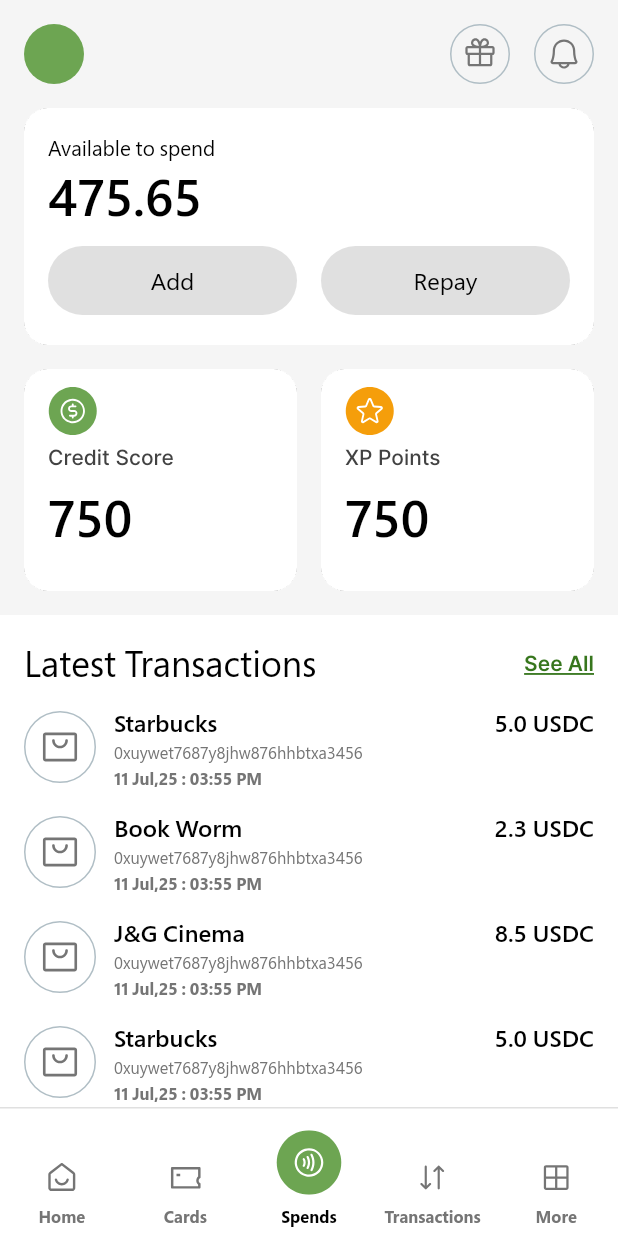
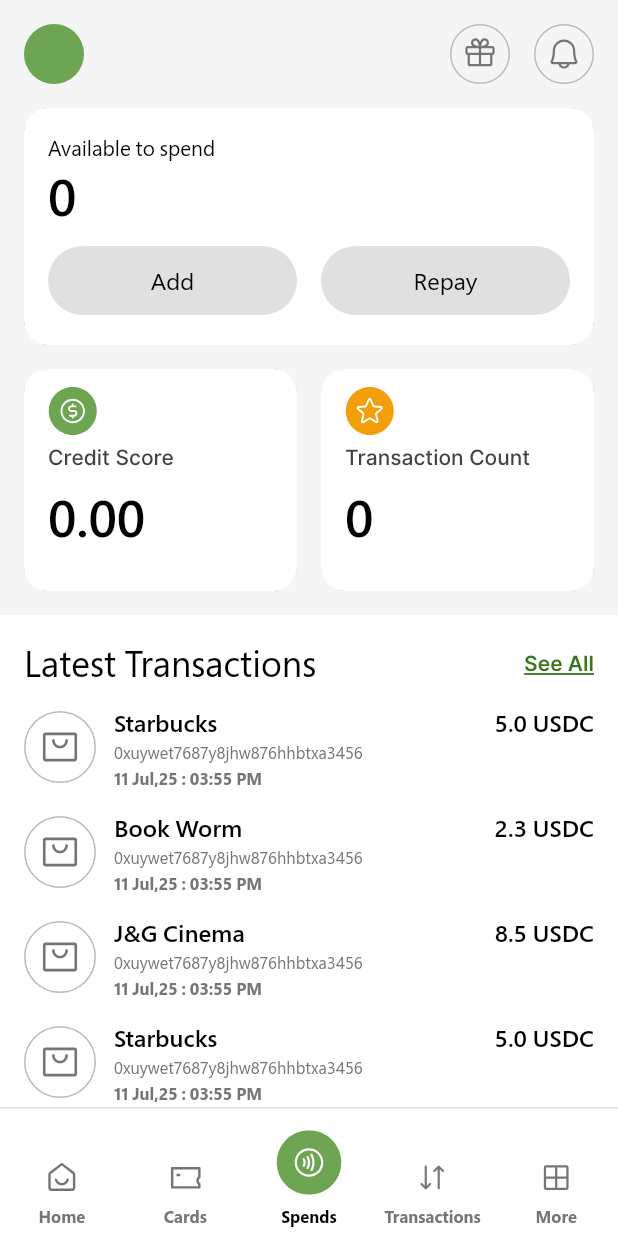
Before and after one commit to amitbiswas1992/onchain-amex, a Flutter app: the HomeScreen screen opened by its route, on a phone screen of 412 x 824 dp. Run offline on Flutter 3.47's test engine with Material 3 defaults, Android fonts, the phone set to English and light mode, and no system bars; our stand-ins replace connectivity_plus, country_code_picker, dio, file_picker, flutter_riverpod, flutter_secure_storage and 6 more; missing offline and left inert: clipboard, mobile_scanner, phone_numbers_parser, reown_appkit; accounts and stored records are empty; network calls fail; project files that could hold a hidden picture were left out.

Commit message:
feat: borrower profile api integrated

```diff
--- a/lib/modules/home/presentation/screens/home_screen.dart
+++ b/lib/modules/home/presentation/screens/home_screen.dart
@@ -19,6 +19,7 @@ import '../resources/home_strings.dart';
 import '../widgets/home_app_bar.dart';
 import '../widgets/home_available_to_spend.dart';
 import '../widgets/home_credit_score_and_xp_points.dart';
+import '../widgets/home_wallet_section.dart';
 import '../widgets/latest_transaction_tile.dart';
 
 class HomeScreen extends ConsumerStatefulWidget {
@@ -72,20 +73,18 @@ class _HomeScreenState extends ConsumerState<HomeScreen> {
     final padding = MediaQuery.of(context).padding;
 
     return Scaffold(
-      backgroundColor: isLightTheme(context)
-          ? const Color(0xFFF5F5F5)
-          : const Color(0xFF121212),
+      backgroundColor: isLightTheme(context) ? const Color(0xFFF5F5F5) : const Color(0xFF121212),
       body: SingleChildScrollView(
         child: Column(
           children: [
             Padding(
-              padding: const EdgeInsets.symmetric(
-                  horizontal: AppValues.paddingMedium),
+              padding: const EdgeInsets.symmetric(horizontal: AppValues.paddingMedium),
               child: Column(
                 children: [
                   VerticalSpace(padding.top),
                   const VerticalSpace(AppValues.paddingMedium),
-                  Consumer(builder: (context, ref, _) {
+                  Consumer(
+                    builder: (context, ref, _) {
                       final asyncProfile = ref.watch(profileProvider);
 
                       return asyncProfile.when(
@@ -97,37 +96,13 @@ class _HomeScreenState extends ConsumerState<HomeScreen> {
                             case Error<Profile?>():
                           }
 
-                        return HomeAppBar(
-                          onGiftTap: () {
-                            AppNav.goRouter.push(RtNm.rewardsScreen);
+                          return HomeWalletSection(profile: profile);
                         },
-                          onNotificationTap: () {},
-                          onProfileTap: () {},
-                          profileName: profile?.getShortName() ?? '',
+                        error: (err, stack) => WhenErrorWidget(error: err),
+                        loading: () => const HomeWalletSection(profile: null),
                       );
                     },
-                      error: (err, stack) => WhenErrorWidget(error: err),
-                      loading: () => HomeAppBar(
-                        onGiftTap: () {
-                          AppNav.goRouter.push(RtNm.rewardsScreen);
-                        },
-                        onNotificationTap: () {},
-                        onProfileTap: () {},
-                        profileName: '',
                   ),
-                    );
-                  }),
-                  const VerticalSpace(AppValues.paddingMedium),
-                  HomeAvailableToSpend(
-                    onAddFound: () {
-                      AppNav.goRouter.push(RtNm.addFoundScreen);
-                    },
-                    onRepayFound: () {
-                      AppNav.goRouter.push(RtNm.replayFoundScreen);
-                    },
-                  ),
-                  const VerticalSpace(AppValues.paddingMedium),
-                  const HomeCreditScoreAndXpPoints(),
                 ],
               ),
             ),
--- a/lib/modules/home/presentation/widgets/home_available_to_spend.dart
+++ b/lib/modules/home/presentation/widgets/home_available_to_spend.dart
@@ -1,20 +1,21 @@
 import 'package:flutter/material.dart';
 
+import '../../../../core/constants/app_constants.dart';
 import '../../../../core/resources/app_values.dart';
 import '../../../../core/utils/sizebox_util.dart';
 import '../../../../core/widgets/buttons/app_secondary_button.dart';
 import '../../../../core/widgets/containers/light_card.dart';
 import '../../../../core/widgets/texts/large_number_text.dart';
+import '../../../../infrastructure/navigation/app_nav.dart';
+import '../../../../infrastructure/navigation/rt_nm.dart';
 import '../resources/home_strings.dart';
 
 class HomeAvailableToSpend extends StatelessWidget {
-  final VoidCallback onAddFound;
-  final VoidCallback onRepayFound;
+  final num availableCreditAmount;
 
   const HomeAvailableToSpend({
     super.key,
-    required this.onAddFound,
-    required this.onRepayFound,
+    required this.availableCreditAmount,
   });
 
   @override
@@ -29,7 +30,12 @@ class HomeAvailableToSpend extends StatelessWidget {
         children: [
           const Text(availableToSPend),
           const VerticalSpace(AppValues.paddingSmall),
-          const LargeNumberText(text: '475.65', fontSize: 34),
+          LargeNumberText(
+            text: availableCreditAmount <= 0
+                ? availableCreditAmount.toString()
+                : (availableCreditAmount / oneMillion).toStringAsFixed(2),
+            fontSize: 34,
+          ),
           const VerticalSpace(AppValues.paddingMedium),
           Row(
             children: [
@@ -39,7 +45,9 @@ class HomeAvailableToSpend extends StatelessWidget {
                   showBorder: false,
                   deepColor: true,
                   rounded: true,
-                  onTap: onAddFound,
+                  onTap: () {
+                    AppNav.goRouter.push(RtNm.addFoundScreen);
+                  },
                 ),
               ),
               const HorizontalSpace(AppValues.paddingMedium),
@@ -49,7 +57,9 @@ class HomeAvailableToSpend extends StatelessWidget {
                   showBorder: false,
                   deepColor: true,
                   rounded: true,
-                  onTap: onRepayFound,
+                  onTap: () {
+                    AppNav.goRouter.push(RtNm.replayFoundScreen);
+                  },
                 ),
               ),
             ],
--- a/lib/modules/home/presentation/widgets/home_credit_score_and_xp_points.dart
+++ b/lib/modules/home/presentation/widgets/home_credit_score_and_xp_points.dart
@@ -8,10 +8,13 @@ import '../../../../core/widgets/texts/large_number_text.dart';
 import '../../../../core/widgets/texts/text_styles.dart';
 import '../../../../infrastructure/navigation/app_nav.dart';
 import '../../../../infrastructure/navigation/rt_nm.dart';
+import '../../../wallet/data/models/borrower_profile.dart';
 import '../resources/home_strings.dart';
 
 class HomeCreditScoreAndXpPoints extends StatelessWidget {
-  const HomeCreditScoreAndXpPoints({super.key});
+  final BorrowerProfile? borrowerProfile;
+
+  const HomeCreditScoreAndXpPoints({super.key, this.borrowerProfile});
 
   @override
   Widget build(BuildContext context) {
@@ -41,7 +44,7 @@ class HomeCreditScoreAndXpPoints extends StatelessWidget {
                     ),
                   ),
                   const VerticalSpace(AppValues.paddingMedium),
-                  const LargeNumberText(text: '750', fontSize: 34,),
+                  LargeNumberText(text: num.parse(borrowerProfile?.creditScore ?? '0').toStringAsFixed(2), fontSize: 34,),
                   const VerticalSpace(32),
                 ],
               ),
@@ -65,14 +68,14 @@ class HomeCreditScoreAndXpPoints extends StatelessWidget {
                   SvgPicture.asset('assets/icons/star_with_bg.svg'),
                   const VerticalSpace(AppValues.paddingSmall),
                   Text(
-                    xpPoints,
+                    'Transaction Count',
                     style: s14W500(
                       context,
                       fontFamily: interFontFamily,
                     ),
                   ),
                   const VerticalSpace(AppValues.paddingMedium),
-                  const LargeNumberText(text: '750', fontSize: 34,),
+                  LargeNumberText(text: borrowerProfile?.spendingCount ?? '0', fontSize: 34,),
                   const VerticalSpace(32),
                 ],
               ),
--- /dev/null
+++ b/lib/modules/home/presentation/widgets/home_wallet_section.dart
@@ -0,0 +1,78 @@
+import 'package:flutter/material.dart';
+import 'package:flutter_riverpod/flutter_riverpod.dart';
+
+import '../../../../core/resources/app_values.dart';
+import '../../../../core/utils/sizebox_util.dart';
+import '../../../../core/widgets/errors/when_error_widget.dart';
+import '../../../../infrastructure/navigation/app_nav.dart';
+import '../../../../infrastructure/navigation/rt_nm.dart';
+import '../../../../infrastructure/network/result.dart';
+import '../../../more/data/models/profile.dart';
+import '../../../wallet/data/models/borrower_profile.dart';
+import '../../../wallet/presentation/providers/wallet_providers.dart';
+import 'home_app_bar.dart';
+import 'home_available_to_spend.dart';
+import 'home_credit_score_and_xp_points.dart';
+
+class HomeWalletSection extends ConsumerWidget {
+  final Profile? profile;
+
+  const HomeWalletSection({super.key, required this.profile});
+
+  @override
+  Widget build(BuildContext context, ref) {
+    final asyncCreditAmount = ref.watch(
+      availableCreditProvider(profile?.wallet?.address ?? ''),
+    );
+
+    final asyncBorrowerProfile = ref.watch(
+      borrowerProfileProvider(profile?.wallet?.address ?? ''),
+    );
+
+    return Column(
+      children: [
+        HomeAppBar(
+          onGiftTap: () {
+            AppNav.goRouter.push(RtNm.rewardsScreen);
+          },
+          onNotificationTap: () {},
+          onProfileTap: () {},
+          profileName: profile?.getShortName() ?? '',
+        ),
+        const VerticalSpace(AppValues.paddingMedium),
+        asyncCreditAmount.when(
+          data: (result) {
+            num availableCreditAmount = 0;
+
+            switch (result) {
+              case Ok<num?>():
+                availableCreditAmount = result.data ?? 0;
+              case Error<num?>():
+            }
+
+            return HomeAvailableToSpend(
+              availableCreditAmount: availableCreditAmount,
+            );
+          },
+          error: (error, stck) => WhenErrorWidget(error: error),
+          loading: () => const HomeAvailableToSpend(
+            availableCreditAmount: 0,
+          ),
+        ),
+        const VerticalSpace(AppValues.paddingMedium),
+        asyncBorrowerProfile.when(
+          data: (result) {
+            switch (result) {
+              case Ok<BorrowerProfile?>():
+                return HomeCreditScoreAndXpPoints(borrowerProfile: result.data);
+              case Error<BorrowerProfile?>():
+                return const HomeCreditScoreAndXpPoints();
+            }
+          },
+          error: (error, stck) => WhenErrorWidget(error: error),
+          loading: () => const HomeCreditScoreAndXpPoints(),
+        ),
+      ],
+    );
+  }
+}
```
Lines whose indentation alone changed are shown as unchanged.
